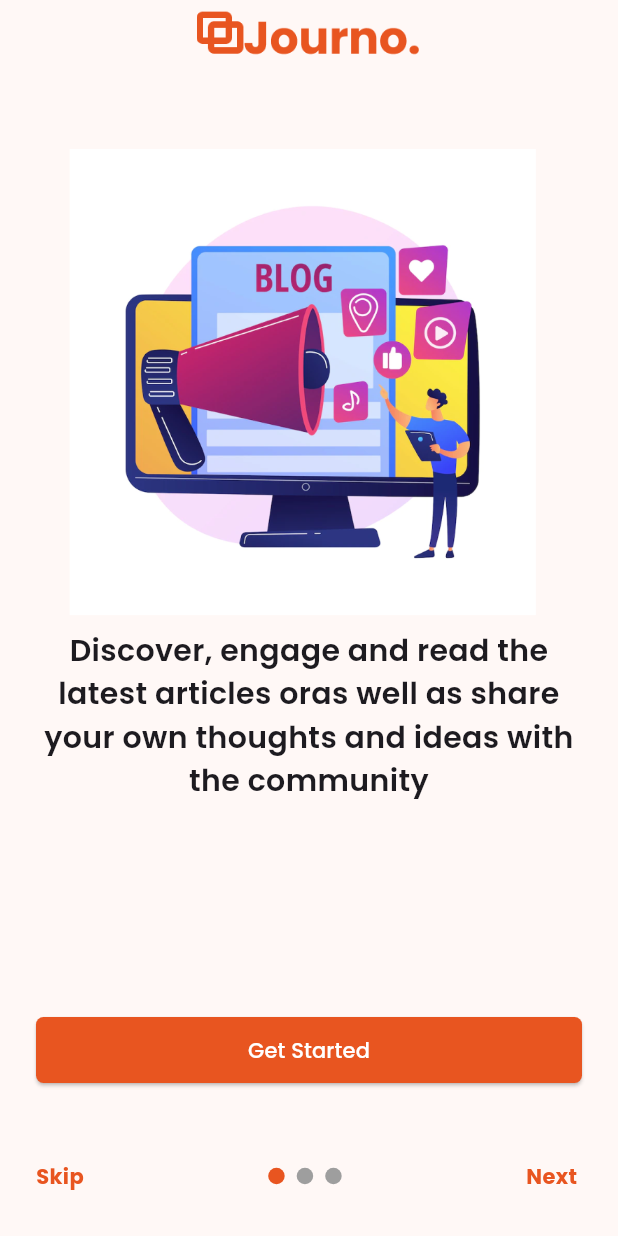
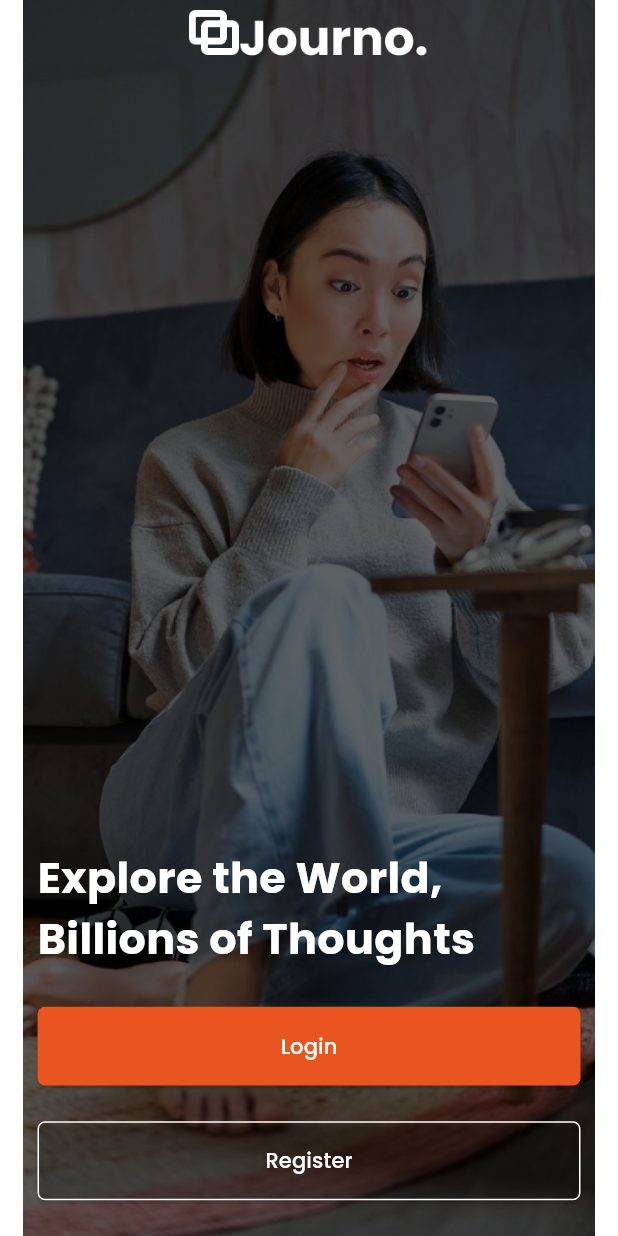
Before and after one commit to Raghavkhapra/journo_blog, a Flutter app: the screen it shows after launch, after a tap on "Get Started", on a phone screen of 412 x 824 dp. Run offline on Flutter 3.47's test engine with Material 3 defaults, Android fonts, the phone set to English and light mode, and no system bars; drawn by our look-alikes of smooth_page_indicator; our stand-ins replace auto_route, flutter_screenutil, google_fonts; missing offline and left inert: animation_wrappers.

Commit message:
changes saved

```diff
--- a/lib/core/constants/my_assets.dart
+++ b/lib/core/constants/my_assets.dart
@@ -1,3 +1,22 @@
-class MyAssets {
-  MyAssets._() ;
+// ignore_for_file: prefer_single_quotes
+class Assets {
+  Assets._();
+
+
+  static const String assetsImagesBackgroundAuthImage = "assets/images/background_auth_image.png";
+
+
+  static const String assetsImagesMainLogo = "assets/images/main_logo.png";
+
+
+  static const String assetsImagesMainLogoWhite = "assets/images/main_logo_white.png";
+
+
+  static const String assetsImagesOnboard2 = "assets/images/onboard2.png";
+
+
+  static const String assetsImagesOnboard3 = "assets/images/onboard3.png";
+
+
+  static const String assetsImagesOnboardingImage = "assets/images/onboarding_image.png";
 }
--- a/lib/main.dart
+++ b/lib/main.dart
@@ -1,4 +1,5 @@
 import 'package:flutter/material.dart';
+import 'package:flutter_screenutil/flutter_screenutil.dart';
 import 'core/themes/app_theme.dart';
 import 'presentation/router/router_imports.dart';
 
@@ -13,6 +14,12 @@ class MyApp extends StatelessWidget {
 
   @override
   Widget build(BuildContext context) {
+    return ScreenUtilInit(
+      designSize: const Size(360, 690),
+      minTextAdapt: true,
+      splitScreenMode: true,
+      useInheritedMediaQuery: true ,
+      builder: (context , child ) {
         return MaterialApp.router(
           title: 'Journo App',
           debugShowCheckedModeBanner: false ,
@@ -21,4 +28,6 @@ class MyApp extends StatelessWidget {
           routerConfig: _appRouter.config(),
         );
       }
+    );
   }
+}
--- a/lib/presentation/router/router.dart
+++ b/lib/presentation/router/router.dart
@@ -12,8 +12,9 @@ class AppRouter extends RootStackRouter {
     // of the replaceInRouteName property
     AutoRoute(page: SplashScreenRoute.page , path : "/" , initial:  true),
     AutoRoute(page: OnboardScreenRoute.page , path : "/onboard" ),
+    AutoRoute(page: AuthRoute.page , path : "/auth" ),
   ];
 
 }
 
-// flutter pub get build_runner build
+// flutter pub run build_runner build
--- a/lib/presentation/router/router_imports.dart
+++ b/lib/presentation/router/router_imports.dart
@@ -1,5 +1,4 @@
 import 'package:auto_route/auto_route.dart';
-import 'package:flutter/material.dart';
 import 'package:journo_blog_app/presentation/router/router_imports.gr.dart';
 
 part 'router.dart';
--- a/lib/presentation/screens/Splash/splash.dart
+++ b/lib/presentation/screens/Splash/splash.dart
@@ -9,16 +9,15 @@ class SplashScreen extends StatefulWidget {
 }
 
 class _SplashScreenState extends State<SplashScreen> {
-
   @override
   void initState() {
     moveToOnboard();
     super.initState();
   }
 
-  moveToOnboard() async{
-    await Future.delayed(const Duration(seconds: 3) , () {
-      AutoRouter.of(context).push(const OnboardScreenRoute()) ;
+  moveToOnboard() async {
+    await Future.delayed(const Duration(seconds: 3), () {
+      AutoRouter.of(context).push(const OnboardScreenRoute());
     });
   }
 
@@ -29,9 +28,9 @@ class _SplashScreenState extends State<SplashScreen> {
         body: Center(
             child: FadedScaleAnimation(
                 child: Image.asset(
-          "assets/images/main_logo_white.png",
-          height: 50,
-          width: 150,
+          Assets.assetsImagesMainLogoWhite,
+          height: 50.h,
+          width: 150.w,
         ))));
   }
 }
--- a/lib/presentation/screens/Splash/splash_import.dart
+++ b/lib/presentation/screens/Splash/splash_import.dart
@@ -1,8 +1,11 @@
 import 'package:auto_route/annotations.dart';
 import 'package:auto_route/auto_route.dart';
 import 'package:flutter/material.dart';
+import 'package:flutter_screenutil/flutter_screenutil.dart';
+import 'package:journo_blog_app/core/constants/my_assets.dart';
 import 'package:journo_blog_app/core/constants/my_colors.dart';
 import 'package:animation_wrappers/animation_wrappers.dart';
+import 'package:journo_blog_app/main.dart';
 import 'package:journo_blog_app/presentation/router/router_imports.gr.dart';
 
 part 'splash.dart';
--- /dev/null
+++ b/lib/presentation/screens/auth/auth.dart
@@ -0,0 +1,78 @@
+part of 'auth_imports.dart';
+
+@RoutePage()
+class Auth extends StatefulWidget {
+  const Auth({super.key});
+
+  @override
+  State<Auth> createState() => _AuthState();
+}
+
+class _AuthState extends State<Auth> {
+  @override
+  Widget build(BuildContext context) {
+    return Container(
+      decoration: const BoxDecoration(
+        image: DecorationImage(
+            image: AssetImage(Assets.assetsImagesBackgroundAuthImage)),
+      ),
+      child: Scaffold(
+        backgroundColor: Colors.transparent,
+        body: SafeArea(
+          child: Padding(
+            padding: const EdgeInsets.symmetric(horizontal: 25.0),
+            child: Column(
+              crossAxisAlignment: CrossAxisAlignment.start,
+              children: [
+                Center(
+                  child: Image.asset(
+                    Assets.assetsImagesMainLogoWhite,
+                    height: 42.h,
+                    width: 140.w,
+                  ),
+                ),
+                Spacer(),
+                Text(
+                  textAlign: TextAlign.left,
+                  "Explore the World,\nBillions of Thoughts",
+                  style: TextStyle(
+                      fontSize: 25.sp,
+                      fontWeight: FontWeight.bold,
+                      color: Colors.white),
+                ),
+                SizedBox(height: 20.h,),
+                ElevatedButton(
+                    style: ElevatedButton.styleFrom(
+                        backgroundColor: MyColors.primaryColor,
+                        minimumSize:
+                            Size(MediaQuery.of(context).size.width, 44.h),
+                        shape: RoundedRectangleBorder(
+                            borderRadius: BorderRadius.circular(5))),
+                    onPressed: () {},
+                    child: const Text(
+                      "Login",
+                      style: TextStyle(color: Colors.white),
+                    )),
+                    SizedBox(height: 20.h,),
+                ElevatedButton(
+                    style: ElevatedButton.styleFrom(
+                        backgroundColor: Colors.transparent,
+                        minimumSize:
+                            Size(MediaQuery.of(context).size.width, 44.h),
+                        shape: RoundedRectangleBorder(
+                          side: const BorderSide(color: Colors.white),
+                            borderRadius: BorderRadius.circular(5))),
+                    onPressed: () {},
+                    child: const Text(
+                      "Register",
+                      style: TextStyle(color: Colors.white),
+                    )),
+                    SizedBox(height: 20.h,)
+              ],
+            ),
+          ),
+        ),
+      ),
+    );
+  }
+}
--- /dev/null
+++ b/lib/presentation/screens/auth/auth_imports.dart
@@ -0,0 +1,10 @@
+import 'package:auto_route/auto_route.dart';
+import 'package:flutter/material.dart';
+import 'package:flutter_screenutil/flutter_screenutil.dart';
+import 'package:journo_blog_app/core/constants/my_assets.dart';
+import 'package:journo_blog_app/main.dart';
+
+import '../../../core/constants/my_colors.dart';
+
+part 'auth.dart';
+part 'auth_view_model.dart';
--- /dev/null
+++ b/lib/presentation/screens/auth/auth_model.dart
@@ -0,0 +1 @@
+part of 'auth_imports.dart';
--- /dev/null
+++ b/lib/presentation/screens/auth/auth_view_model.dart
@@ -0,0 +1,3 @@
+part of 'auth_imports.dart';
+
+class AuthViewModel {}
--- a/lib/presentation/screens/onboard/onboard.dart
+++ b/lib/presentation/screens/onboard/onboard.dart
@@ -21,13 +21,13 @@ class _OnboardScreenState extends State<OnboardScreen> {
             child: Column(
               children: [
                 Image.asset(
-                  "assets/images/main_logo_white.png",
+                  Assets.assetsImagesMainLogoWhite,
                   color: MyColors.primaryColor,
-                  height: 50,
-                  width: 150,
+                  height: 50.h,
+                  width: 150.w,
                 ),
-                const SizedBox(
-                  height: 40,
+                SizedBox(
+                  height: 40.h,
                 ),
                 Expanded(
                   child: PageView(
@@ -43,24 +43,26 @@ class _OnboardScreenState extends State<OnboardScreen> {
                     style: ElevatedButton.styleFrom(
                         backgroundColor: MyColors.primaryColor,
                         minimumSize:
-                            Size(MediaQuery.of(context).size.width, 44),
+                            Size(MediaQuery.of(context).size.width, 44.h),
                         shape: RoundedRectangleBorder(
                             borderRadius: BorderRadius.circular(5))),
-                    onPressed: () {},
+                    onPressed: () => AutoRouter.of(context).push(const AuthRoute()),
                     child: const Text(
                       "Get Started",
                       style: TextStyle(color: Colors.white),
-                    )),
-                const SizedBox(
-                  height: 50,
+                    )
+                  ),
+                SizedBox(
+                  height: 50.h,
                 ),
                 Row(
                   mainAxisAlignment: MainAxisAlignment.spaceBetween,
                   children: [
-                    const Text(
+                    Text(
                       "Skip",
                       style: TextStyle(
                           color: MyColors.primaryColor,
+                          fontSize: 15.sp,
                           fontWeight: FontWeight.w700),
                     ),
                     SmoothPageIndicator(
@@ -79,8 +81,8 @@ class _OnboardScreenState extends State<OnboardScreen> {
                     )
                   ],
                 ),
-                const SizedBox(
-                  height: 30,
+                SizedBox(
+                  height: 30.h,
                 )
               ],
             ),
--- a/lib/presentation/screens/onboard/onboard_imports.dart
+++ b/lib/presentation/screens/onboard/onboard_imports.dart
@@ -1,6 +1,10 @@
 import 'package:auto_route/annotations.dart';
+import 'package:auto_route/auto_route.dart';
 import 'package:flutter/material.dart';
+import 'package:flutter_screenutil/flutter_screenutil.dart';
+import 'package:journo_blog_app/core/constants/my_assets.dart';
 import 'package:journo_blog_app/core/constants/my_colors.dart';
+import 'package:journo_blog_app/presentation/router/router_imports.gr.dart';
 import 'package:journo_blog_app/presentation/screens/onboard/onboard_view_model.dart';
 import 'package:smooth_page_indicator/smooth_page_indicator.dart';
 import 'widgets/widgets_imports.dart';
--- a/lib/presentation/screens/onboard/widgets/onboard_first.dart
+++ b/lib/presentation/screens/onboard/widgets/onboard_first.dart
@@ -9,11 +9,11 @@ class Onboard1 extends StatelessWidget {
   Widget build(BuildContext context) {
     return Column(
       children: [
-        Image.asset("assets/images/onboarding_image.png"),
-        const Text(
+        Image.asset("assets/images/onboarding_image.png" , height: 300.h, width: 300.w,),
+         Text(
           "Discover, engage and read the latest articles oras well as share your own thoughts and ideas with the community",
           style: TextStyle(
-            fontSize: 20,
+            fontSize: 20.sp,
             fontWeight: FontWeight.w600,
           ),
           textAlign: TextAlign.center,
--- a/lib/presentation/screens/onboard/widgets/onboard_second.dart
+++ b/lib/presentation/screens/onboard/widgets/onboard_second.dart
@@ -9,11 +9,11 @@ class Onbard2 extends StatelessWidget {
   Widget build(BuildContext context) {
     return Column(
       children: [
-        Image.asset("assets/images/onboard2.png"),
-        const Text(
+        Image.asset("assets/images/onboard2.png" , height: 300.h, width: 300.w,),
+         Text(
           "Customize your reading experience and join the conversation by creating an account.",
           style: TextStyle(
-            fontSize: 20,
+            fontSize: 20.sp,
             fontWeight: FontWeight.w600,
           ),
           textAlign: TextAlign.center,
--- a/lib/presentation/screens/onboard/widgets/onboard_third.dart
+++ b/lib/presentation/screens/onboard/widgets/onboard_third.dart
@@ -9,11 +9,11 @@ class Onboard3 extends StatelessWidget {
   Widget build(BuildContext context) {
     return Column(
       children: [
-        Image.asset("assets/images/onboard3.png"),
-        const Text(
+        Image.asset("assets/images/onboard3.png" , height: 300.h, width: 300.w,),
+         Text(
           "Explore a wide selection of categories, or use the search bar to find specific topics",
           style: TextStyle(
-            fontSize: 20,
+            fontSize: 20.sp,
             fontWeight: FontWeight.w600,
           ),
           textAlign: TextAlign.center,
--- a/lib/presentation/screens/onboard/widgets/widgets_imports.dart
+++ b/lib/presentation/screens/onboard/widgets/widgets_imports.dart
@@ -1,4 +1,5 @@
 import 'package:flutter/material.dart';
+import 'package:flutter_screenutil/flutter_screenutil.dart';
 
 part 'onboard_first.dart';
 part 'onboard_second.dart';
--- a/pubspec.yaml
+++ b/pubspec.yaml
@@ -46,6 +46,12 @@ flutter:
   assets:
     - assets/images/
   #   - images/a_dot_ham.jpeg
+
+
+flutter_assets:
+  assets_path: assets/images/
+  output_path: lib/core/constants/
+  filename: my_assets.dart
   # An image asset can refer to one or more resolution-specific "variants", see
   # https://flutter.dev/to/resolution-aware-images
   # For details regarding adding assets from package dependencies, see
```
Also changed, not shown: assets/images/background_auth_image.png (added), lib/presentation/router/router_imports.gr.dart. Lines whose indentation alone changed are shown as unchanged.
